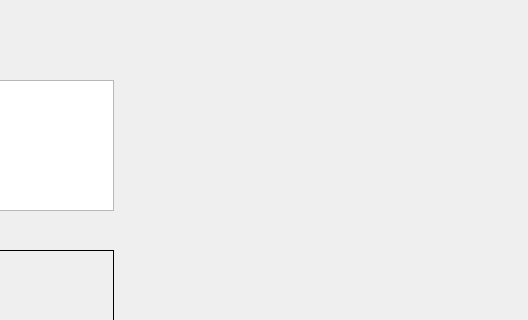
Old version of the form Cluedo/UI/CluedoUI.ui in the repository haegar80/Cluedo; both pictures show x 777 to 1305 and y 0 to 320 of the 1305 by 828 pixel window.
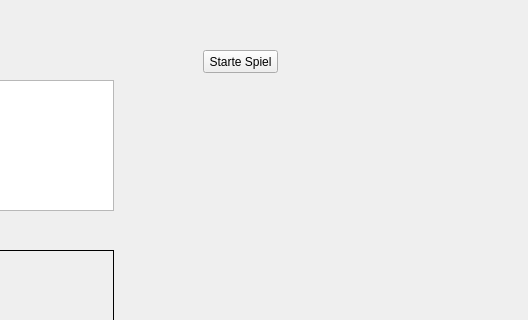
New version of the form.

Commit message: New StartGame window

What changed in the file:
```diff
--- a/Cluedo/UI/CluedoUI.ui
+++ b/Cluedo/UI/CluedoUI.ui
@@ -172,6 +172,19 @@
      <string>Quit</string>
     </property>
    </widget>
+   <widget class="QPushButton" name="buttonStartGame">
+    <property name="geometry">
+     <rect>
+      <x>980</x>
+      <y>50</y>
+      <width>75</width>
+      <height>23</height>
+     </rect>
+    </property>
+    <property name="text">
+     <string>Starte Spiel</string>
+    </property>
+   </widget>
   </widget>
   <widget class="QMenuBar" name="menubar">
    <property name="geometry">
```
The commit also changes 6 other files.
